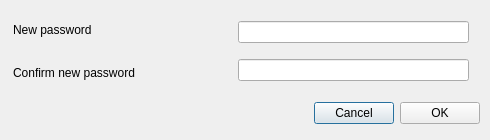
This is src/MEGASync/gui/macx/ChangePassword.ui in meganz/MEGAsync as Qt 5 draws it before an edit. The edited form follows.
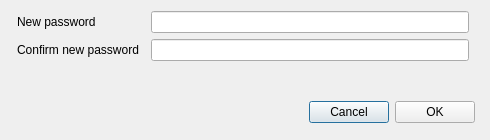
This is the edited form.

Commit message: Update macOS layout for ChangePassword dialog

Diff of the .ui file:
```diff
--- a/src/MEGASync/gui/macx/ChangePassword.ui
+++ b/src/MEGASync/gui/macx/ChangePassword.ui
@@ -27,61 +27,96 @@
   </property>
   <layout class="QVBoxLayout" name="verticalLayout">
    <property name="rightMargin">
-    <number>10</number>
+    <number>15</number>
+   </property>
+   <property name="bottomMargin">
+    <number>12</number>
    </property>
    <item>
-    <widget class="QWidget" name="wContainer" native="true">
-     <layout class="QHBoxLayout" name="horizontalLayout_2">
+    <widget class="QWidget" name="wContainer_2" native="true">
+     <layout class="QFormLayout" name="formLayout">
+      <property name="fieldGrowthPolicy">
+       <enum>QFormLayout::ExpandingFieldsGrow</enum>
+      </property>
+      <property name="rowWrapPolicy">
+       <enum>QFormLayout::DontWrapRows</enum>
+      </property>
+      <property name="labelAlignment">
+       <set>Qt::AlignLeading|Qt::AlignLeft|Qt::AlignVCenter</set>
+      </property>
+      <property name="horizontalSpacing">
+       <number>12</number>
+      </property>
       <property name="leftMargin">
-       <number>0</number>
+       <number>6</number>
       </property>
       <property name="topMargin">
        <number>0</number>
       </property>
       <property name="rightMargin">
-       <number>8</number>
+       <number>6</number>
       </property>
       <property name="bottomMargin">
        <number>0</number>
       </property>
-      <item>
-       <layout class="QVBoxLayout" name="vLayoutDescPasswords">
-        <property name="sizeConstraint">
-         <enum>QLayout::SetMinimumSize</enum>
-        </property>
-        <item>
+      <item row="0" column="0">
          <widget class="QLabel" name="lDescNewPassword">
           <property name="minimumSize">
            <size>
-            <width>200</width>
+          <width>0</width>
             <height>0</height>
            </size>
           </property>
           <property name="maximumSize">
            <size>
-            <width>200</width>
+          <width>16777215</width>
             <height>16777215</height>
            </size>
           </property>
+        <property name="layoutDirection">
+         <enum>Qt::LeftToRight</enum>
+        </property>
           <property name="text">
            <string>New password</string>
           </property>
           <property name="wordWrap">
-           <bool>true</bool>
+         <bool>false</bool>
           </property>
          </widget>
         </item>
-        <item>
+      <item row="0" column="1">
+       <widget class="QLineEdit" name="lNewPassword">
+        <property name="minimumSize">
+         <size>
+          <width>90</width>
+          <height>0</height>
+         </size>
+        </property>
+        <property name="maximumSize">
+         <size>
+          <width>16777215</width>
+          <height>16777215</height>
+         </size>
+        </property>
+        <property name="echoMode">
+         <enum>QLineEdit::Password</enum>
+        </property>
+        <property name="alignment">
+         <set>Qt::AlignLeading|Qt::AlignLeft|Qt::AlignVCenter</set>
+        </property>
+       </widget>
+      </item>
+      <item row="1" column="0">
          <widget class="QLabel" name="lDescConfirmNewPassword">
           <property name="minimumSize">
            <size>
-            <width>200</width>
+          <width>0</width>
             <height>0</height>
            </size>
           </property>
           <property name="maximumSize">
            <size>
-            <width>200</width>
+          <width>16777215</width>
             <height>16777215</height>
            </size>
           </property>
@@ -89,41 +124,21 @@
            <string>Confirm new password</string>
           </property>
           <property name="wordWrap">
-           <bool>true</bool>
+         <bool>false</bool>
           </property>
          </widget>
         </item>
-       </layout>
-      </item>
-      <item>
-       <layout class="QVBoxLayout" name="vLayoutPasswords">
-        <property name="sizeConstraint">
-         <enum>QLayout::SetDefaultConstraint</enum>
-        </property>
-        <property name="leftMargin">
-         <number>17</number>
-        </property>
-        <item>
-         <widget class="QLineEdit" name="lNewPassword">
-          <property name="maximumSize">
-           <size>
-            <width>231</width>
-            <height>16777215</height>
-           </size>
-          </property>
-          <property name="echoMode">
-           <enum>QLineEdit::Password</enum>
-          </property>
-          <property name="alignment">
-           <set>Qt::AlignRight|Qt::AlignTrailing|Qt::AlignVCenter</set>
-          </property>
-         </widget>
-        </item>
-        <item>
+      <item row="1" column="1">
          <widget class="QLineEdit" name="lConfirmNewPassword">
+        <property name="minimumSize">
+         <size>
+          <width>90</width>
+          <height>0</height>
+         </size>
+        </property>
           <property name="maximumSize">
            <size>
-            <width>231</width>
+          <width>16777215</width>
             <height>16777215</height>
            </size>
           </property>
@@ -131,11 +146,9 @@
            <enum>QLineEdit::Password</enum>
           </property>
           <property name="alignment">
-           <set>Qt::AlignRight|Qt::AlignTrailing|Qt::AlignVCenter</set>
-          </property>
-         </widget>
-        </item>
-       </layout>
+         <set>Qt::AlignLeading|Qt::AlignLeft|Qt::AlignVCenter</set>
+        </property>
+       </widget>
       </item>
      </layout>
     </widget>
```
Lines whose indentation alone changed are shown as unchanged.
